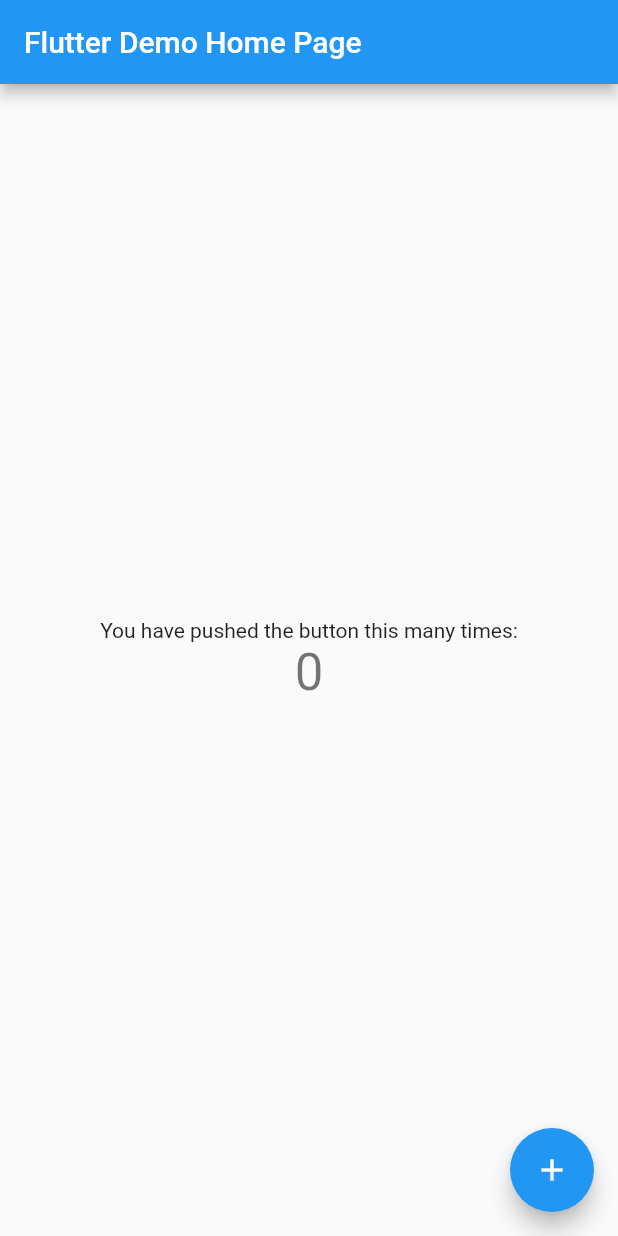
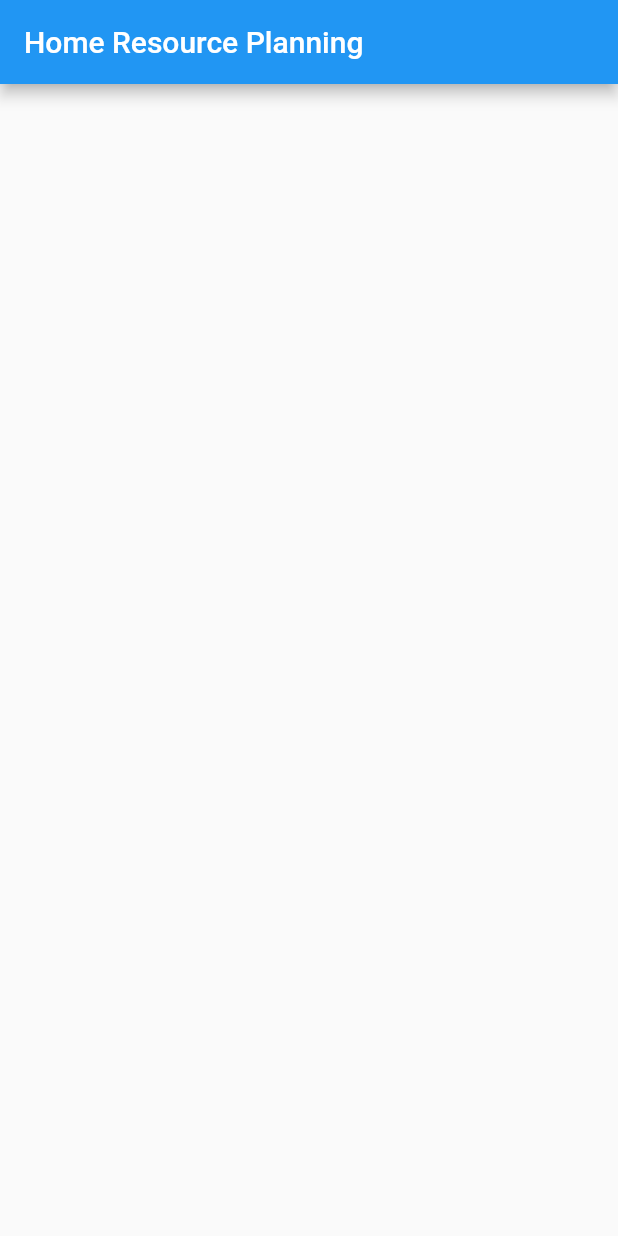
Before and after one commit to beilak/hrp_ui, a Flutter app: the screen it shows after launch, on a phone screen of 412 x 824 dp. Run offline on Flutter 3.47's test engine with Material 2 defaults, Android fonts, the phone set to English and light mode, and no system bars.

Commit message:
Add Home Page

```diff
--- a/lib/main.dart
+++ b/lib/main.dart
@@ -7,39 +7,20 @@
 class MyApp extends StatelessWidget {
   const MyApp({Key? key}) : super(key: key);
 
-  // This widget is the root of your application.
   @override
   Widget build(BuildContext context) {
     return MaterialApp(
-      title: 'Flutter Demo',
+      title: 'Home Resource Planning',
       theme: ThemeData(
-        // This is the theme of your application.
-        //
-        // Try running your application with "flutter run". You'll see the
-        // application has a blue toolbar. Then, without quitting the app, try
-        // changing the primarySwatch below to Colors.green and then invoke
-        // "hot reload" (press "r" in the console where you ran "flutter run",
-        // or simply save your changes to "hot reload" in a Flutter IDE).
-        // Notice that the counter didn't reset back to zero; the application
-        // is not restarted.
         primarySwatch: Colors.blue,
       ),
-      home: const MyHomePage(title: 'Flutter Demo Home Page'),
+      home: const MyHomePage(title: 'Home Resource Planning'),
     );
   }
 }
 
 class MyHomePage extends StatefulWidget {
   const MyHomePage({Key? key, required this.title}) : super(key: key);
-
-  // This widget is the home page of your application. It is stateful, meaning
-  // that it has a State object (defined below) that contains fields that affect
-  // how it looks.
-
-  // This class is the configuration for the state. It holds the values (in this
-  // case the title) provided by the parent (in this case the App widget) and
-  // used by the build method of the State. Fields in a Widget subclass are
-  // always marked "final".
 
   final String title;
 
@@ -48,68 +29,13 @@
 }
 
 class _MyHomePageState extends State<MyHomePage> {
-  int _counter = 0;
-
-  void _incrementCounter() {
-    setState(() {
-      // This call to setState tells the Flutter framework that something has
-      // changed in this State, which causes it to rerun the build method below
-      // so that the display can reflect the updated values. If we changed
-      // _counter without calling setState(), then the build method would not be
-      // called again, and so nothing would appear to happen.
-      _counter++;
-    });
-  }
-
   @override
   Widget build(BuildContext context) {
-    // This method is rerun every time setState is called, for instance as done
-    // by the _incrementCounter method above.
-    //
-    // The Flutter framework has been optimized to make rerunning build methods
-    // fast, so that you can just rebuild anything that needs updating rather
-    // than having to individually change instances of widgets.
     return Scaffold(
       appBar: AppBar(
-        // Here we take the value from the MyHomePage object that was created by
-        // the App.build method, and use it to set our appbar title.
         title: Text(widget.title),
       ),
-      body: Center(
-        // Center is a layout widget. It takes a single child and positions it
-        // in the middle of the parent.
-        child: Column(
-          // Column is also a layout widget. It takes a list of children and
-          // arranges them vertically. By default, it sizes itself to fit its
-          // children horizontally, and tries to be as tall as its parent.
-          //
-          // Invoke "debug painting" (press "p" in the console, choose the
-          // "Toggle Debug Paint" action from the Flutter Inspector in Android
-          // Studio, or the "Toggle Debug Paint" command in Visual Studio Code)
-          // to see the wireframe for each widget.
-          //
-          // Column has various properties to control how it sizes itself and
-          // how it positions its children. Here we use mainAxisAlignment to
-          // center the children vertically; the main axis here is the vertical
-          // axis because Columns are vertical (the cross axis would be
-          // horizontal).
-          mainAxisAlignment: MainAxisAlignment.center,
-          children: <Widget>[
-            const Text(
-              'You have pushed the button this many times:',
-            ),
-            Text(
-              '$_counter',
-              style: Theme.of(context).textTheme.headline4,
-            ),
-          ],
-        ),
-      ),
-      floatingActionButton: FloatingActionButton(
-        onPressed: _incrementCounter,
-        tooltip: 'Increment',
-        child: const Icon(Icons.add),
-      ), // This trailing comma makes auto-formatting nicer for build methods.
+      // This trailing comma makes auto-formatting nicer for build methods.
     );
   }
 }
```
